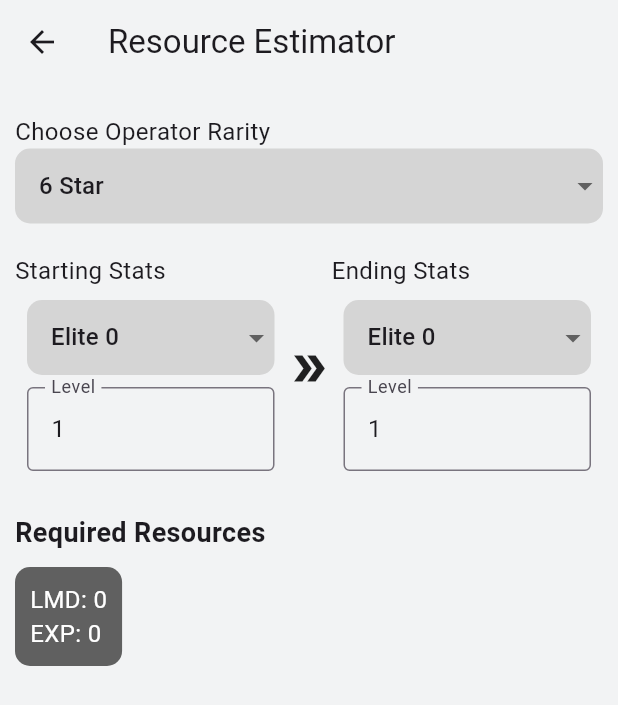
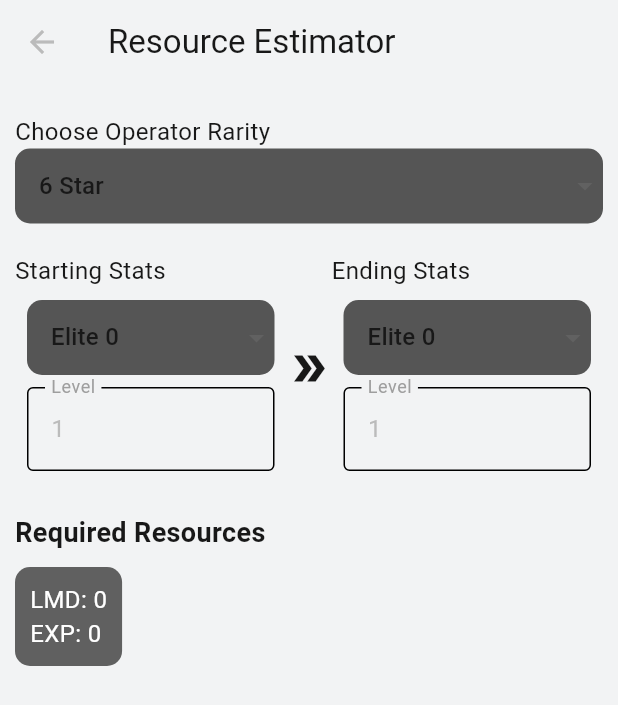
Before and after one commit to sanjivan26/Arknights-based-mobile-app, a Flutter app: the screen it shows after launch, item 2 of the bottom bar chosen, after a tap on "Resource Calculator", on a phone screen of 412 x 824 dp. Shown: the top 705 px of the screen. Run offline on Flutter 3.47's test engine with Material 3 defaults, Android fonts, the light colour scheme and no system bars; drawn by our look-alikes of dropdown_button2; our stand-ins replace multi_select_flutter; network calls fail.

Commit message:
dark and light mode

```diff
--- a/arknightsapp/lib/homepage/homepage.dart
+++ b/arknightsapp/lib/homepage/homepage.dart
@@ -1,14 +1,32 @@
+import './homepagecontent.dart';
 import 'package:flutter/material.dart';
+import 'package:provider/provider.dart';
+import './../theme/themeprovider.dart';
 
 class HomeScreen extends StatelessWidget {
   const HomeScreen({super.key});
 
   @override
   Widget build(BuildContext context) {
-    return const Center(
-      child: Text(
-        'Home Page Content',
-        style: TextStyle(fontSize: 24),
+    return Scaffold(
+      appBar: AppBar(
+        backgroundColor: Theme.of(context).colorScheme.surface,
+        title: Text(
+          'Home',
+          style: TextStyle(color: Theme.of(context).colorScheme.inverseSurface),
+        ),
+        actions: [
+          IconButton(
+            icon: Icon(Icons.contrast, color: Theme.of(context).colorScheme.inverseSurface),
+            onPressed: () {
+              Provider.of<ThemeProvider>(context, listen:false).toggleTheme();
+            },
+          ),
+        ],
+      ),
+      body: Container(
+        color: Theme.of(context).colorScheme.surface,
+        child: const HomePageContent(),
       ),
     );
   }
--- /dev/null
+++ b/arknightsapp/lib/homepage/homepagecontent.dart
@@ -0,0 +1,15 @@
+import 'package:flutter/material.dart';
+
+class HomePageContent extends StatefulWidget {
+  const HomePageContent({super.key});
+
+  @override
+  State<HomePageContent> createState() => _HomePageContentState();
+}
+
+class _HomePageContentState extends State<HomePageContent> {
+  @override
+  Widget build(BuildContext context) {
+    return Text("Home page ...", style: TextStyle(color: Theme.of(context).colorScheme.inverseSurface));
+  }
+}
--- a/arknightsapp/lib/main.dart
+++ b/arknightsapp/lib/main.dart
@@ -1,11 +1,18 @@
+import 'package:arknightsapp/theme/themeprovider.dart';
 import './archivepage/archivepage.dart';
 import './homepage/homepage.dart';
 import './toolspge/toolspage.dart';
 import 'package:flutter/material.dart';
-import './colorfab.dart';
+import 'package:provider/provider.dart';
 
 void main() {
-  runApp(const App());
+  runApp(
+    // Wrap your app with ChangeNotifierProvider here
+    ChangeNotifierProvider(
+      create: (context) => ThemeProvider(),  // Provide the ThemeProvider
+      child: const App(),
+    ),
+  );
 }
 
 class App extends StatelessWidget {
@@ -13,8 +20,13 @@ class App extends StatelessWidget {
 
   @override
   Widget build(BuildContext context) {
-    return MaterialApp(
-      home: const MainScreen(),
+    return Consumer<ThemeProvider>(
+      builder: (context, themeProvider, child) {
+        return MaterialApp(
+          home: const MainScreen(),
+          theme: themeProvider.themedata,  // Use the theme from ThemeProvider
+        );
+      },
     );
   }
 }
@@ -46,9 +58,9 @@ class _MainScreenState extends State<MainScreen> {
     return Scaffold(
       body: _pages[_selectedIndex],
       bottomNavigationBar: BottomNavigationBar(
-        backgroundColor: ColorFab.offWhite,
-        selectedItemColor: ColorFab.offBlack,
-        unselectedItemColor: ColorFab.grey,
+        backgroundColor: Theme.of(context).colorScheme.surface,
+        selectedItemColor: Theme.of(context).colorScheme.primary,
+        unselectedItemColor: const Color(0xFF8C8C8C),
         currentIndex: _selectedIndex,
         onTap: _onItemTapped,
         items: const [
--- /dev/null
+++ b/arknightsapp/lib/theme/theme.dart
@@ -0,0 +1,36 @@
+import 'package:flutter/material.dart';
+
+ThemeData lightMode = ThemeData(
+  brightness: Brightness.light,
+  colorScheme: ColorScheme.light(
+    surface: Color(0xFFF2F3F4),
+    inverseSurface: Color(0xFF181818),
+    surfaceTint: Color(0xFF6B6B6B),
+    primary: Color(0xFFA133FF),
+    primaryFixedDim : Color(0xFF555555),
+    onError: Color.fromARGB(255, 255, 178, 161),
+    secondary: Color(0xFFA133FF),
+    tertiary: Color(0xFFA133FF),
+    onSurface: const Color.fromARGB(255, 187, 187, 187),
+    onSurfaceVariant: Colors.grey,
+    surfaceContainer: Color(0xFFD3D3D3),
+    surfaceContainerHigh: Color(0xFFD3D3D3),
+  )
+  );
+
+ThemeData darkMode = ThemeData(
+  brightness: Brightness.dark,
+  colorScheme: ColorScheme.dark(
+    surface: Color(0xFF181818),
+    inverseSurface: Color(0xFFF2F3F4),
+    surfaceTint: Color(0xFF555555),
+    primary: Color(0xFFA133FF),
+    primaryFixedDim: Color(0xFF6B6B6B),
+    onError: Color(0xFFFF9982),
+    onSurface: Color.fromARGB(255, 85, 85, 85),
+    onSurfaceVariant: Colors.grey,
+    surfaceContainer: Color.fromARGB(255, 66, 66, 66),
+    surfaceContainerHigh: Color.fromARGB(255, 191, 191, 191)
+
+  )
+);
--- /dev/null
+++ b/arknightsapp/lib/theme/themeprovider.dart
@@ -0,0 +1,22 @@
+import 'package:flutter/material.dart';
+import './theme.dart';
+
+class ThemeProvider with ChangeNotifier {
+  ThemeData _themedata = lightMode;
+
+  ThemeData get themedata => _themedata;
+
+  // Renamed setter to setTheme to avoid conflict
+  void setTheme(ThemeData themedata) {
+    _themedata = themedata;
+    notifyListeners();
+  }
+
+  void toggleTheme() {
+    if (_themedata == lightMode) {
+      setTheme(darkMode);
+    } else {
+      setTheme(lightMode);
+    }
+  }
+}
--- a/arknightsapp/lib/toolspge/resourcecalculator/levelcostcalc.dart
+++ b/arknightsapp/lib/toolspge/resourcecalculator/levelcostcalc.dart
@@ -186,10 +186,14 @@ class _LevelCostCalcState extends State<LevelCostCalc> {
         FocusScope.of(context).unfocus();
       },
       child: Scaffold(
-        backgroundColor: ColorFab.offWhite,
+        backgroundColor: Theme.of(context).colorScheme.surface,
         appBar: AppBar(
-          backgroundColor: ColorFab.offWhite,
-          title: const Text("Resource Estimator"),
+          backgroundColor: Theme.of(context).colorScheme.surface,
+          title: Text(
+            "Resource Estimator",
+            style:
+                TextStyle(color: Theme.of(context).colorScheme.inverseSurface),
+          ),
         ),
         body: costDataObj == null
             ? Center(child: CircularProgressIndicator())
@@ -200,7 +204,10 @@ class _LevelCostCalcState extends State<LevelCostCalc> {
                   children: [
                     const SizedBox(height: 10),
                     Text("Choose Operator Rarity",
-                        style: const TextStyle(fontSize: 16)),
+                        style: TextStyle(
+                            fontSize: 16,
+                            color:
+                                Theme.of(context).colorScheme.inverseSurface)),
                     _buildDropdown(rarities, selectedRarity, (value) {
                       setState(() {
                         selectedRarity = value;
@@ -229,6 +236,8 @@ class _LevelCostCalcState extends State<LevelCostCalc> {
                             child: Icon(
                               Icons.double_arrow,
                               size: 30.0,
+                              color:
+                                  Theme.of(context).colorScheme.inverseSurface,
                             )),
                         Expanded(
                           child: _buildEliteLevelInfo(
@@ -247,12 +256,12 @@ class _LevelCostCalcState extends State<LevelCostCalc> {
                       ],
                     ),
                     const SizedBox(height: 20),
-                    const Text(
+                    Text(
                       "Required Resources",
                       style: TextStyle(
-                        fontSize: 18,
-                        fontWeight: FontWeight.bold,
-                      ),
+                          fontSize: 18,
+                          fontWeight: FontWeight.bold,
+                          color: Theme.of(context).colorScheme.inverseSurface),
                     ),
                     const SizedBox(height: 10),
                     _buildResourceDisplay(),
@@ -276,7 +285,10 @@ class _LevelCostCalcState extends State<LevelCostCalc> {
                       value: item["value"],
                       child: Text(
                         item["label"],
-                        style: const TextStyle(fontSize: 16),
+                        style: TextStyle(
+                            fontSize: 16,
+                            color:
+                                Theme.of(context).colorScheme.inverseSurface),
                       ),
                     ))
                 .toList(),
@@ -290,14 +302,14 @@ class _LevelCostCalcState extends State<LevelCostCalc> {
             dropdownStyleData: DropdownStyleData(
               maxHeight: 200,
               decoration: BoxDecoration(
-                color: ColorFab.lightShadow,
+                color: Theme.of(context).colorScheme.primaryFixedDim,
                 borderRadius: BorderRadius.circular(10),
               ),
             ),
             buttonStyleData: ButtonStyleData(
               height: 50,
               decoration: BoxDecoration(
-                color: ColorFab.lightGrey,
+                color: Theme.of(context).colorScheme.primaryFixedDim,
                 borderRadius: BorderRadius.circular(10),
               ),
             ),
@@ -316,7 +328,10 @@ class _LevelCostCalcState extends State<LevelCostCalc> {
     return Column(
       crossAxisAlignment: CrossAxisAlignment.start,
       children: [
-        Text(label, style: const TextStyle(fontSize: 16)),
+        Text(label,
+            style: TextStyle(
+                fontSize: 16,
+                color: Theme.of(context).colorScheme.inverseSurface)),
         Padding(
           padding: const EdgeInsets.all(8.0),
           child: Column(
@@ -340,9 +355,7 @@ class _LevelCostCalcState extends State<LevelCostCalc> {
                 onSubmitted: (value) {
                   inputValidifier();
                 },
-                // Remove onEditingComplete since it's redundant with onSubmitted
-                textInputAction:
-                    TextInputAction.done, // Explicitly set the keyboard action
+                textInputAction: TextInputAction.done,
               ),
             ],
           ),
--- a/arknightsapp/lib/toolspge/toolspage.dart
+++ b/arknightsapp/lib/toolspge/toolspage.dart
@@ -1,5 +1,4 @@
 import 'package:flutter/material.dart';
-import './../colorfab.dart';
 import 'recruitsim/recruitsim.dart';
 import 'resourcecalculator/levelcostcalc.dart';
 
@@ -12,12 +11,12 @@ class ToolsPage extends StatelessWidget {
 
     return Scaffold(
       appBar: AppBar(
-        title: const Text("Tools"),
-        backgroundColor: ColorFab.offWhite,
+        title: Text("Tools", style: TextStyle(color: Theme.of(context).colorScheme.inverseSurface),),
+        backgroundColor: Theme.of(context).colorScheme.surface,
       ),
       body: Container(
         padding: const EdgeInsets.symmetric(horizontal: 10.0),
-        decoration: BoxDecoration(color: ColorFab.offWhite),
+        decoration: BoxDecoration(color: Theme.of(context).colorScheme.surface,),
         child: Column(
           crossAxisAlignment: CrossAxisAlignment.stretch,
           children: [
@@ -34,7 +33,7 @@ class ToolsPage extends StatelessWidget {
                 height: boxHeight,
                 margin: const EdgeInsets.symmetric(vertical: 10.0),
                 decoration: BoxDecoration(
-                  color: ColorFab.midAccent,
+                  color: Theme.of(context).colorScheme.surfaceTint,
                   borderRadius: BorderRadius.circular(8.0),
                 ),
                 child: Stack(
@@ -44,10 +43,10 @@ class ToolsPage extends StatelessWidget {
                           horizontal: 10, vertical: 5),
                       child: Align(
                         alignment: Alignment.bottomRight,
-                        child: const Text(
+                        child: Text(
                           "Recruit Simulator",
                           style: TextStyle(
-                            color: Colors.white,
+                            color: Theme.of(context).colorScheme.inverseSurface,
                             fontSize: 18,
                             fontWeight: FontWeight.bold,
                           ),
@@ -70,7 +69,7 @@ class ToolsPage extends StatelessWidget {
               child: Container(
                 height: boxHeight,
                 decoration: BoxDecoration(
-                  color: ColorFab.midAccent,
+                  color: Theme.of(context).colorScheme.surfaceTint,
                   borderRadius: BorderRadius.circular(8.0),
                 ),
                 child: Stack(
@@ -80,10 +79,10 @@ class ToolsPage extends StatelessWidget {
                           horizontal: 10, vertical: 5),
                       child: Align(
                         alignment: Alignment.bottomRight,
-                        child: const Text(
+                        child: Text(
                           "Resource Calculator",
                           style: TextStyle(
-                            color: Colors.white,
+                            color: Theme.of(context).colorScheme.inverseSurface,
                             fontSize: 18,
                             fontWeight: FontWeight.bold,
                           ),
--- a/arknightsapp/pubspec.yaml
+++ b/arknightsapp/pubspec.yaml
@@ -33,6 +33,7 @@ dependencies:
   dropdown_button2: ^2.0.1
   http: ^1.2.2
   multi_select_flutter: ^4.0.0
+  provider: ^6.0.4
 
   # The following adds the Cupertino Icons font to your application.
   # Use with the CupertinoIcons class for iOS style icons.
```
Also changed, not shown: arknightsapp/lib/archivepage/archivecontent.dart (+21 -19 lines), arknightsapp/lib/archivepage/archivepage.dart (+5 -4 lines), arknightsapp/lib/archivepage/operatortile.dart (+3 -4 lines), arknightsapp/lib/toolspge/recruitsim/recruitsim.dart (+14 -14 lines), arknightsapp/pubspec.lock, 7 other files.
